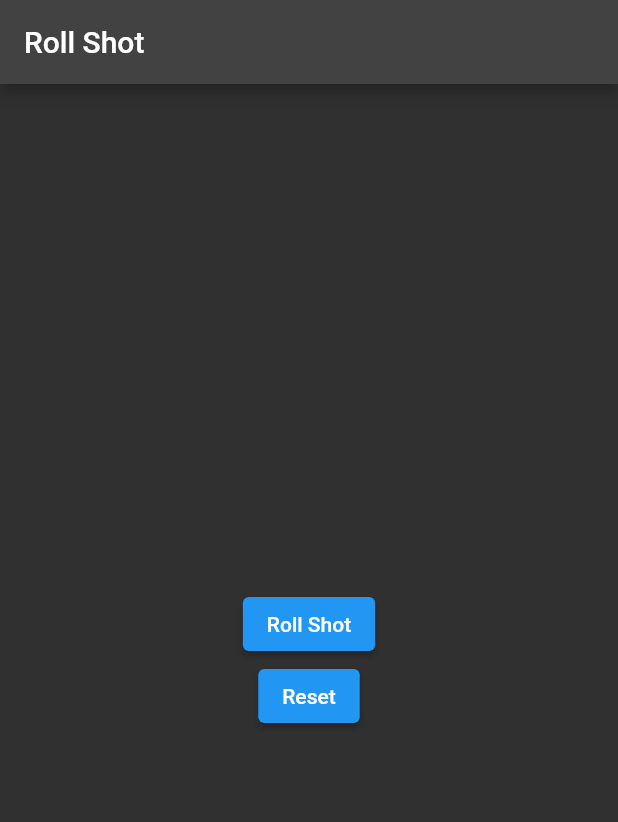
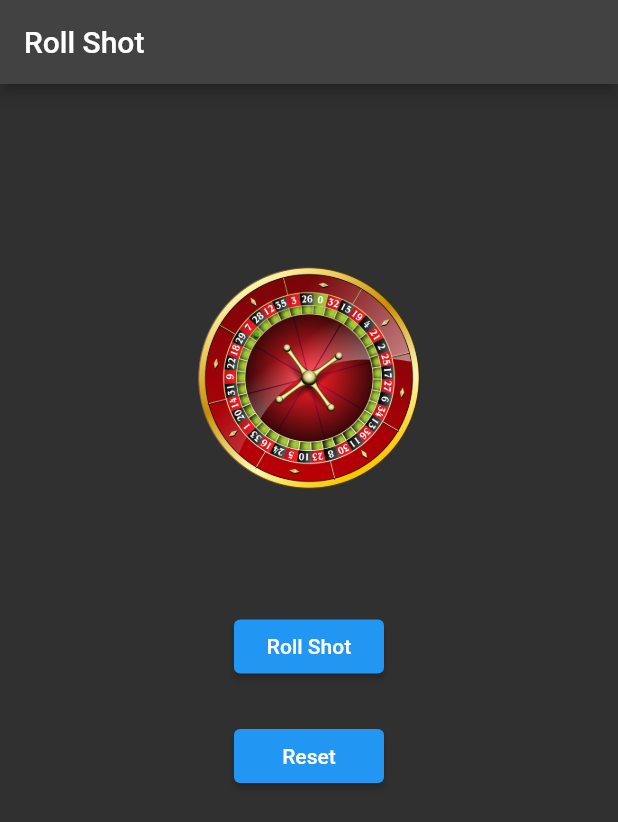
Before and after one commit to fildogan/shot_roulette, a Flutter app: the screen it shows after launch, on a phone screen of 412 x 824 dp. Shown: the top 822 px of the screen. Run offline on Flutter 3.47's test engine with Material 2 defaults, Android fonts, the light colour scheme and no system bars; our stand-ins replace bloc, flutter_bloc, freezed_annotation, injectable.

Commit message:
update roll shot page frontend

```diff
--- a/lib/features/roll_shot/roll_shot_page.dart
+++ b/lib/features/roll_shot/roll_shot_page.dart
@@ -17,20 +17,59 @@ class RollShotPage extends StatelessWidget {
             ),
             body: Center(
               child: Column(
-                mainAxisAlignment: MainAxisAlignment.center,
+                mainAxisAlignment: MainAxisAlignment.start,
                 children: [
+                  Container(
+                    child: Column(
+                      children: [
+                        SizedBox(
+                          height: 75,
+                        ),
+                        Text(
+                          state.chosenRecipe?.titleEN ?? '',
+                          style: TextStyle(fontWeight: FontWeight.bold),
+                        )
+                      ],
+                    ),
+                  ),
                   if (state.chosenRecipe != null)
-                    Text(state.chosenRecipe?.id ?? 'null'),
-                  ElevatedButton(
+                    Padding(
+                      padding: const EdgeInsets.all(30.0),
+                      child: Container(
+                          height: 150,
+                          child: Text(state.chosenRecipe?.id ?? 'null')),
+                    )
+                  else
+                    Padding(
+                      padding: const EdgeInsets.all(30.0),
+                      child: Container(
+                        height: 150,
+                        width: 150,
+                        child: Image.asset('assets/images/casino_roulette.png'),
+                      ),
+                    ),
+                  SizedBox(
+                    height: 50,
+                  ),
+                  Container(
+                    width: 100,
+                    child: ElevatedButton(
                         onPressed: () {
                           context.read<RollShotCubit>().rollShot();
                         },
                         child: const Text('Roll Shot')),
-                  ElevatedButton(
+                  ),
+                  SizedBox(
+                    height: 25,
+                  ),
+                  Container(
+                    width: 100,
+                    child: ElevatedButton(
                         onPressed: () {
                           context.read<RollShotCubit>().resetShot();
                         },
-                      child: const Text('Reset'))
+                        child: const Text('Reset')),
+                  )
                 ],
               ),
             ),
```
Lines whose indentation alone changed are shown as unchanged.
